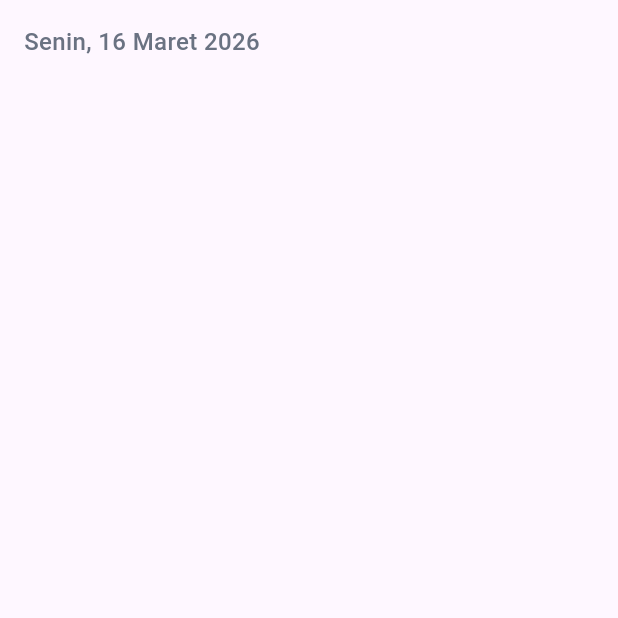
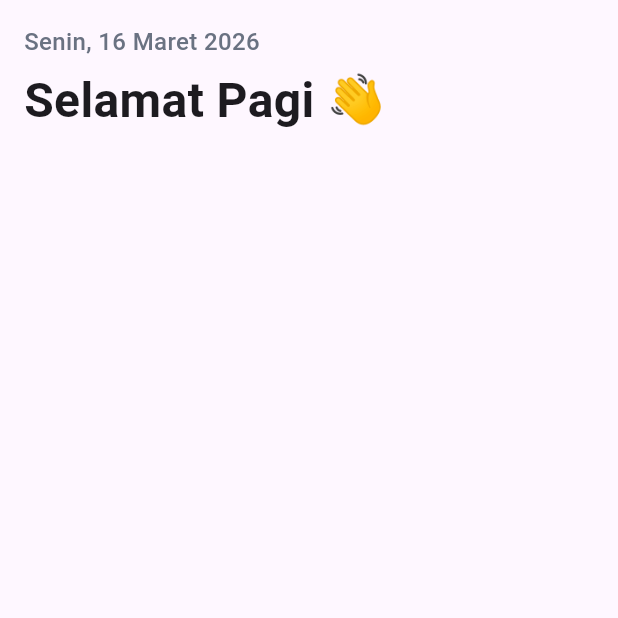
Before and after one commit to YosiaEvan/to-do-list-app-flutter, a Flutter app: the screen it shows after launch, on a phone screen of 412 x 824 dp, the top half of it. Run offline on Flutter 3.47's test engine with Material 3 defaults, Android fonts, the phone set to English and light mode, and no system bars.

Commit message:
feat: menambahkan sapaan

```diff
--- a/lib/main.dart
+++ b/lib/main.dart
@@ -79,6 +79,18 @@ class _TodoPageState extends State<TodoPage> {
     }
   }
 
+  String getTimeOfDay() {
+    int hour = DateTime.now().hour;
+
+    if (hour >= 5 && hour < 12) {
+      return "Pagi";
+    } else if (hour >= 12 && hour < 18) {
+      return "Siang";
+    } else {
+      return "Malam";
+    }
+  }
+
   @override
   Widget build(BuildContext context) {
     return Scaffold(
@@ -88,6 +100,7 @@ class _TodoPageState extends State<TodoPage> {
             Padding(
               padding: EdgeInsets.all(16),
               child: Column(
+                crossAxisAlignment: CrossAxisAlignment.start,
                 children: [
                   Text(
                     getToday(),
@@ -97,6 +110,14 @@ class _TodoPageState extends State<TodoPage> {
                       color: Color(0xff6a7282),
                     ),
                   ),
+                  SizedBox(height: 5,),
+                  Text(
+                    "Selamat ${getTimeOfDay()} 👋",
+                    style: TextStyle(
+                      fontSize: 32,
+                      fontWeight: FontWeight.bold,
+                    ),
+                  )
                 ],
               ),
             )
```
